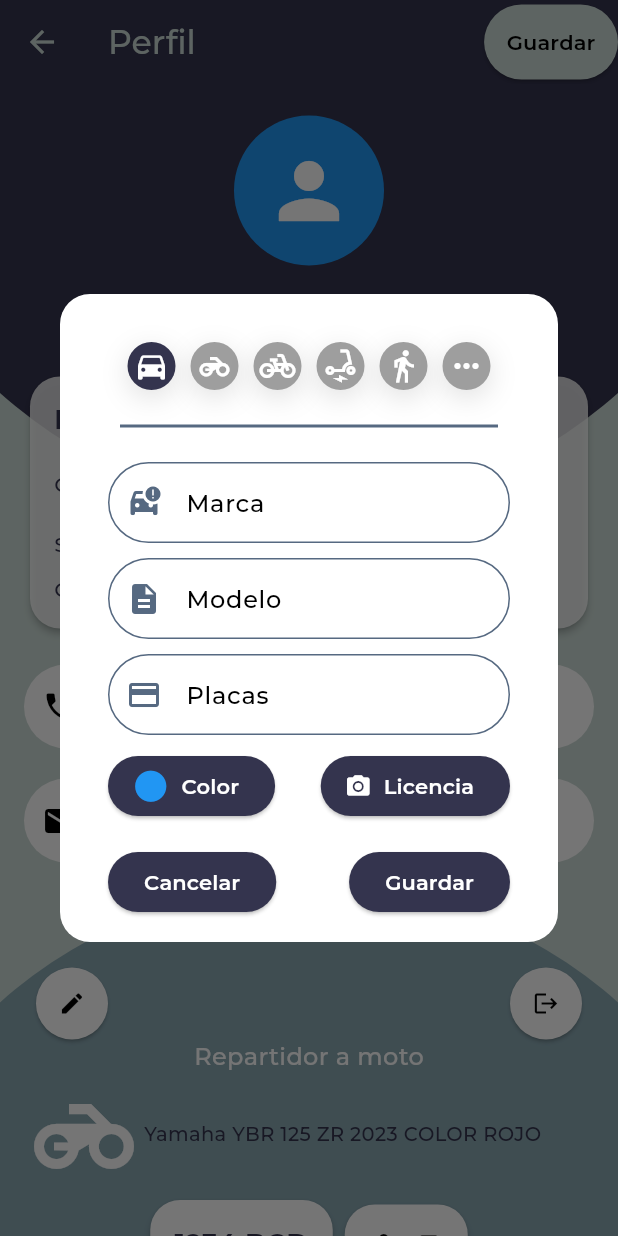
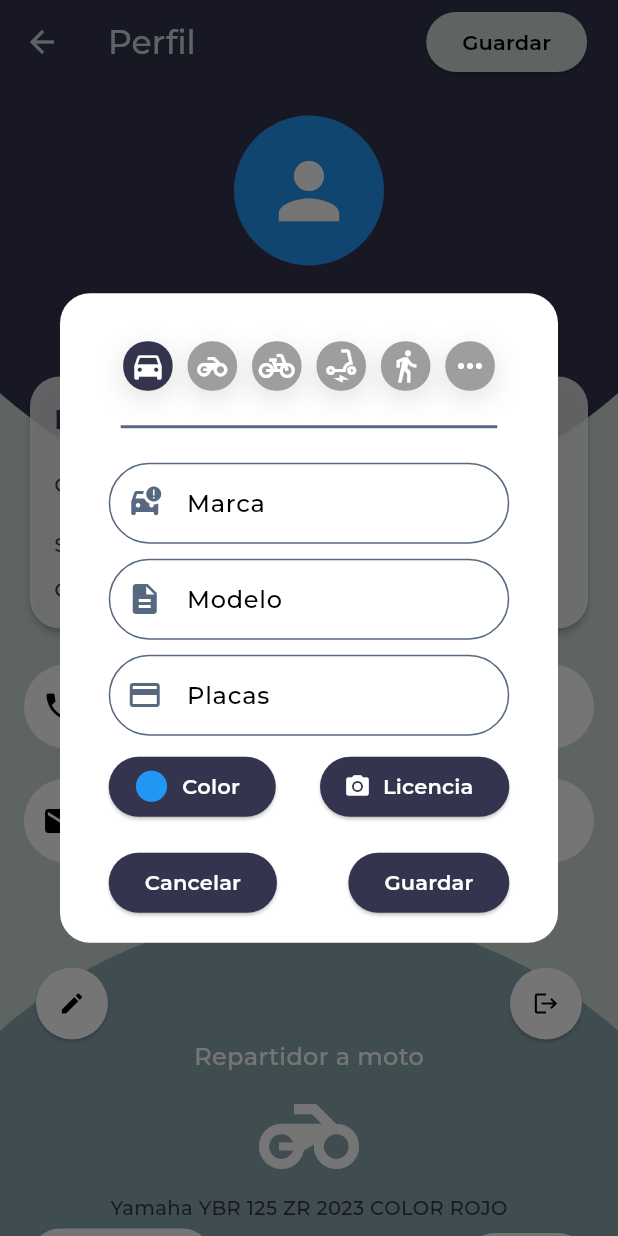
Before and after one commit to 12Edwin/QuickFavor, a Flutter app: the ProfileCourier screen opened by its route, after a tap on the "edit" icon, on a phone screen of 412 x 824 dp. Run offline on Flutter 3.47's test engine with Material 3 defaults, Android fonts, the phone set to English and light mode, and no system bars; our stand-ins replace flutter_colorpicker, image_picker, shared_preferences; accounts and stored records are empty; project files that could hold a hidden picture were left out.

Commit message:
[FIX] se arreglo estilos en vista de perfil y el modal de datos

```diff
--- a/mobile_favor/lib/navigation/courier/modal_courier_form.dart
+++ b/mobile_favor/lib/navigation/courier/modal_courier_form.dart
@@ -63,8 +63,8 @@ class _ModalCourierState extends State<ModalCourier> {
           (index) => GestureDetector(
             child: Container(
               margin: const EdgeInsets.symmetric(horizontal: 5),
-              width: 32,
-              height: 32,
+              width: MediaQuery.of(context).size.width *0.08,
+              height: MediaQuery.of(context).size.width * 0.08,
               decoration: BoxDecoration(
                 borderRadius: BorderRadius.circular(16),
                 boxShadow: const [
@@ -96,8 +96,8 @@ class _ModalCourierState extends State<ModalCourier> {
     return Padding(
       padding: EdgeInsets.only(
         bottom: MediaQuery.of(context).viewInsets.bottom,
-        left: 16,
-        right: 16,
+        left: MediaQuery.of(context).size.width * 0.04,
+        right: MediaQuery.of(context).size.width * 0.04,
         top: 16,
       ),
       child: SingleChildScrollView(
@@ -132,18 +132,22 @@ class _ModalCourierState extends State<ModalCourier> {
               children: [
                 if (['car', 'motorcycle', 'bike', 'scooter']
                     .contains(_vehicles[_currentVehicleType]['name']))
-                  ElevatedButton.icon(
+                  Flexible(
+                    child: ElevatedButton.icon(
                       icon: Icon(Icons.circle, color: _currentColor, size: 25),
                       onPressed: _openColorPicker,
                       label: const Text('Color'),
                     ),
+                  ),
                 if (['car', 'motorcycle']
                     .contains(_vehicles[_currentVehicleType]['name']))
-                  const PhotoPicker(
+                  const Flexible(
+                    child: PhotoPicker(
                       label: 'Licencia',
                       textDialog: 'Licencia de conducir',
                       widthImg: 856,
                       heightImg: 540,
+                    ),
                   ),
               ],
             ),
@@ -156,15 +160,19 @@ class _ModalCourierState extends State<ModalCourier> {
             Row(
               mainAxisAlignment: MainAxisAlignment.spaceBetween,
               children: [
-                ElevatedButton(
+                Flexible(
+                  child: ElevatedButton(
                     onPressed: () {
                       Navigator.of(context).pop();
                     },
                     child: const Text('Cancelar'),
                   ),
-                ElevatedButton(
+                ),
+                Flexible(
+                  child: ElevatedButton(
                     onPressed: () {},
                     child: const Text('Guardar'),
+                  ),
                 ),
               ],
             ),
--- a/mobile_favor/lib/navigation/courier/profile_courier.dart
+++ b/mobile_favor/lib/navigation/courier/profile_courier.dart
@@ -16,15 +16,17 @@ class _ProfileCourierState extends State<ProfileCourier> {
   @override
   Widget build(BuildContext context) {
     double screenWidth = MediaQuery.of(context).size.width;
+    double screenHeigth = MediaQuery.of(context).size.height;
     return Scaffold(
         appBar: AppBar(
           title: const Text('Perfil'),
           actions: [
-            ElevatedButton(
+            Padding(
+              padding: EdgeInsets.only(right: screenWidth * 0.05),
+              child: ElevatedButton(
                   onPressed: () => print('guardar'),
                   style: ElevatedButton.styleFrom(
                     backgroundColor: Theme.of(context).scaffoldBackgroundColor,
-                  padding: const EdgeInsets.all(15),
                     shape: RoundedRectangleBorder(
                       borderRadius: BorderRadius.circular(32),
                     ),
@@ -32,7 +34,8 @@ class _ProfileCourierState extends State<ProfileCourier> {
                   child: const Text(
                     'Guardar',
                     style: TextStyle(color: Colors.black),
-                ))
+                  )),
+            )
           ],
         ),
         body: SingleChildScrollView(
@@ -192,20 +195,15 @@ class _ProfileCourierState extends State<ProfileCourier> {
                                     shape: RoundedRectangleBorder(
                                       borderRadius: BorderRadius.circular(20),
                                     ),
-                                    child: SingleChildScrollView(
                                     child: Container(
                                       padding: const EdgeInsets.all(16.0),
-                                        width:
-                                            MediaQuery.of(context).size.width *
-                                                0.9,
+                                      width: screenWidth * 2,
                                       constraints: BoxConstraints(
-                                          maxHeight: MediaQuery.of(context)
-                                                  .size
-                                                  .height *
+                                        maxHeight:
+                                            MediaQuery.of(context).size.height *
                                                 0.8,
                                       ),
                                       child: const ModalCourier(),
-                                      ),
                                     ),
                                   );
                                 },
@@ -243,9 +241,6 @@ class _ProfileCourierState extends State<ProfileCourier> {
                         'Repartidor a moto',
                         style: TextStyle(color: Colors.white, fontSize: 16),
                       ),
-                      Row(
-                        mainAxisSize: MainAxisSize.max,
-                        children: [
                       const Icon(
                         Icons.motorcycle,
                         size: 80,
@@ -256,8 +251,6 @@ class _ProfileCourierState extends State<ProfileCourier> {
                         style: TextStyle(
                             color: Theme.of(context).primaryColor,
                             fontSize: 13),
-                          ),
-                        ],
                       ),
                       Row(
                         mainAxisSize: MainAxisSize.min,
@@ -281,6 +274,7 @@ class _ProfileCourierState extends State<ProfileCourier> {
                               ),
                             ),
                           ),
+                          const Spacer(),
                           SizedBox(
                             height: 60,
                             child: Card(
```
Lines whose indentation alone changed are shown as unchanged.
